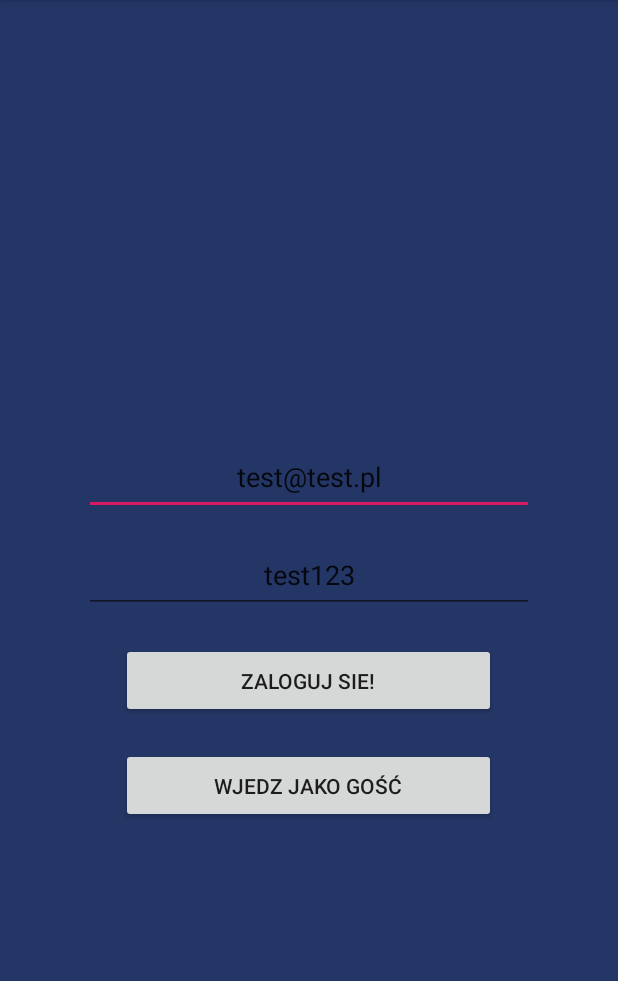
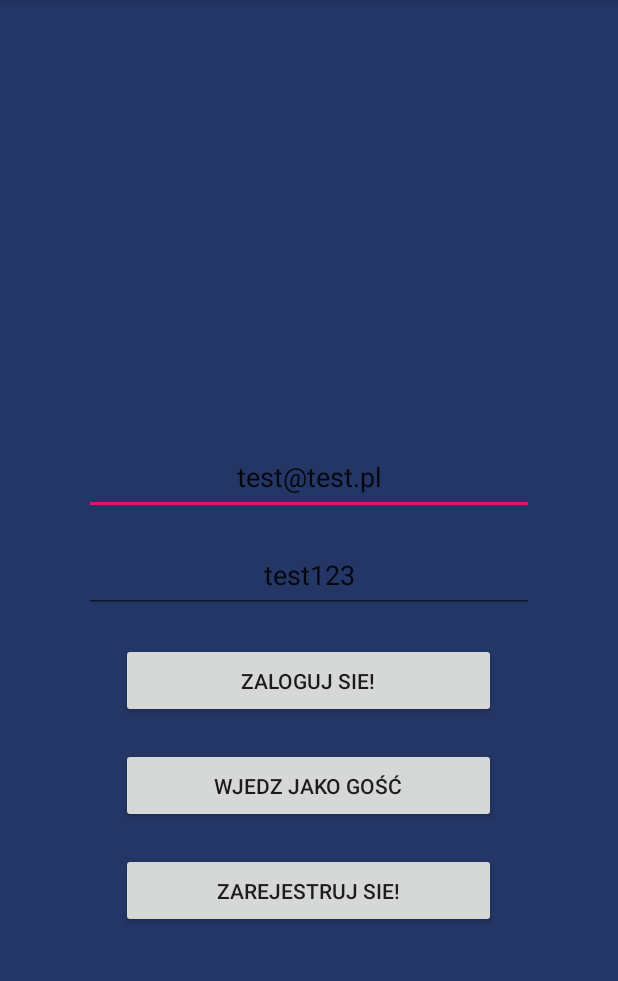
Before and after one commit to anonimowy-uzytkownik/Studencka-Karczma, an Android app: the screen it shows after launch (LoginActivity), on a phone screen of 412 x 824 dp, the part 84-1065 px from its top. Run offline under Robolectric (Android 15) with nearby library versions, the phone set to English and light mode, and no system bars; our stand-ins replace Firebase (no records; nobody signed in at launch, a user with empty details on screens opened directly).

Commit message:
rejestracja guzik

```diff
--- a/app/src/main/res/layout/activity_login.xml
+++ b/app/src/main/res/layout/activity_login.xml
@@ -56,6 +56,15 @@
         android:gravity="center"
         android:text="wjedz jako gość" />
 
+    <Button
+        android:id="@+id/rejestracja"
+        android:layout_width="250dp"
+        android:layout_height="50dp"
+        android:layout_below="@id/logowanie_gosc"
+        android:layout_centerInParent="true"
+        android:layout_marginTop="20dp"
+        android:gravity="center"
+        android:text="zarejestruj sie!" />
 
 
 </RelativeLayout>
```
